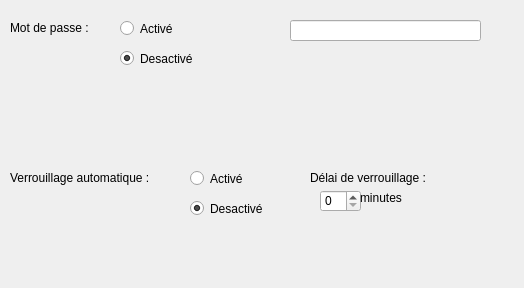
cinemaouvert/OPP, file src/locksettingswindow.ui: the form before one commit.
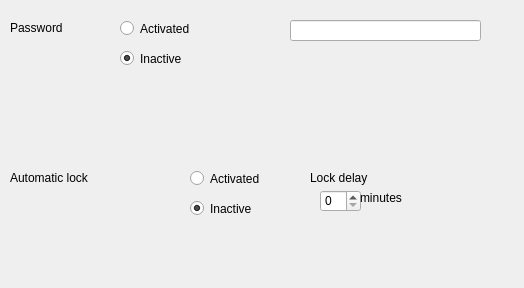
The form after the commit.

Commit message: Traduction - Lock

Diff of the .ui file:
```diff
--- a/src/locksettingswindow.ui
+++ b/src/locksettingswindow.ui
@@ -23,7 +23,7 @@
     </rect>
    </property>
    <property name="text">
-    <string>Mot de passe :</string>
+    <string>Password</string>
    </property>
   </widget>
   <widget class="QLabel" name="label_autoLock">
@@ -36,7 +36,7 @@
     </rect>
    </property>
    <property name="text">
-    <string>Verrouillage automatique :</string>
+    <string>Automatic lock</string>
    </property>
   </widget>
   <widget class="QLabel" name="label_lockdelay">
@@ -49,7 +49,7 @@
     </rect>
    </property>
    <property name="text">
-    <string>Délai de verrouillage :</string>
+    <string>Lock delay</string>
    </property>
   </widget>
   <widget class="QSpinBox" name="spinBox">
@@ -99,12 +99,12 @@
      <rect>
       <x>0</x>
       <y>0</y>
-      <width>82</width>
+      <width>111</width>
       <height>17</height>
      </rect>
     </property>
     <property name="text">
-     <string>Activé</string>
+     <string>Activated</string>
     </property>
    </widget>
    <widget class="QRadioButton" name="radioButton_passwordOff">
@@ -117,7 +117,7 @@
      </rect>
     </property>
     <property name="text">
-     <string>Desactivé</string>
+     <string>Inactive</string>
     </property>
     <property name="checked">
      <bool>true</bool>
@@ -138,7 +138,7 @@
      <rect>
       <x>0</x>
       <y>0</y>
-      <width>82</width>
+      <width>111</width>
       <height>17</height>
      </rect>
     </property>
@@ -146,7 +146,7 @@
      <enum>Qt::DefaultContextMenu</enum>
     </property>
     <property name="text">
-     <string>Activé</string>
+     <string>Activated</string>
     </property>
    </widget>
    <widget class="QRadioButton" name="radioButton_autoLockOff">
@@ -159,7 +159,7 @@
      </rect>
     </property>
     <property name="text">
-     <string>Desactivé</string>
+     <string>Inactive</string>
     </property>
     <property name="checked">
      <bool>true</bool>
```
Left out of the diff: 9 changed lines with no effect on the pictures.
